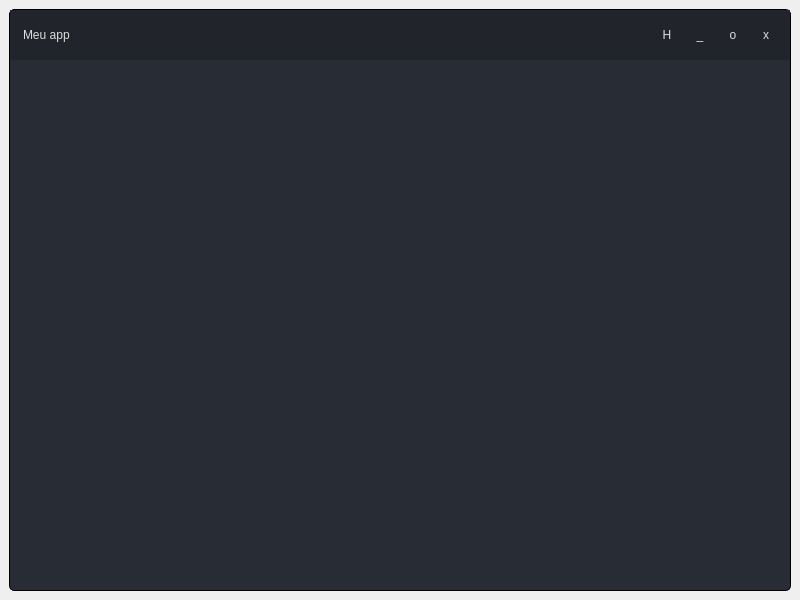
First picture: the form in main_window.ui, repository rafatosta/QCustomWindow, before the edit.
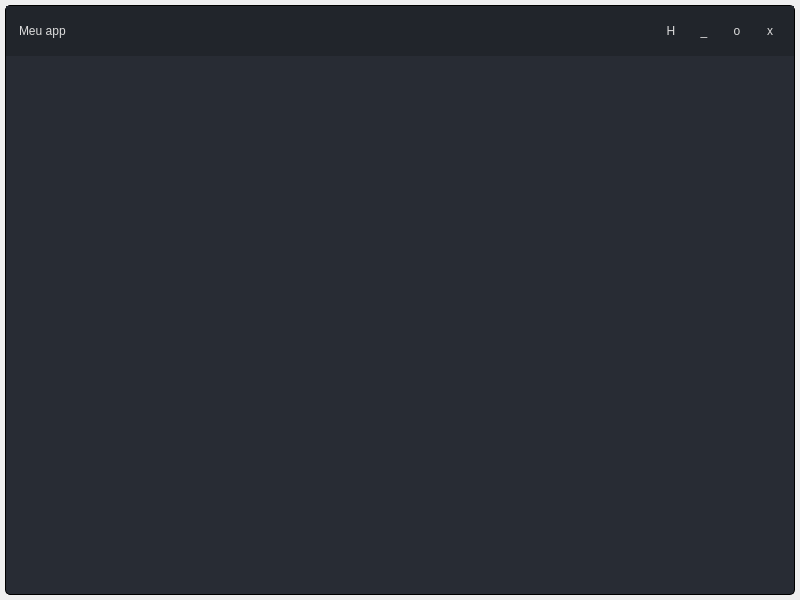
Second picture: the form after the edit. Icons and pictures are not drawn.

Commit message:
Sombras na janela
Bus conhecido: o self.win.appMargins.setContentsMargins(0, 0, 0, 0)
 não funciona ao voltar ao normal

```diff
--- a/main_window.ui
+++ b/main_window.ui
@@ -525,6 +525,21 @@
 </string>
    </property>
    <layout class="QHBoxLayout" name="horizontalLayout">
+    <property name="spacing">
+     <number>0</number>
+    </property>
+    <property name="leftMargin">
+     <number>5</number>
+    </property>
+    <property name="topMargin">
+     <number>5</number>
+    </property>
+    <property name="rightMargin">
+     <number>5</number>
+    </property>
+    <property name="bottomMargin">
+     <number>5</number>
+    </property>
     <item>
      <widget class="QFrame" name="app">
       <property name="frameShape">
```
The commit also changes 2 other files.
